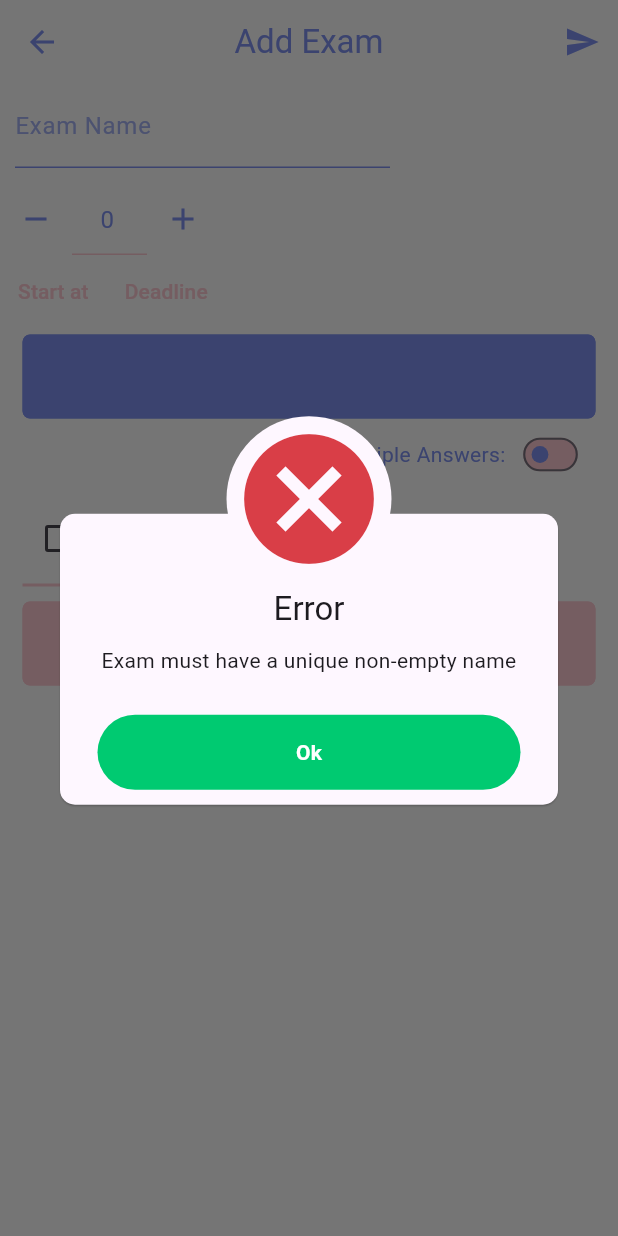
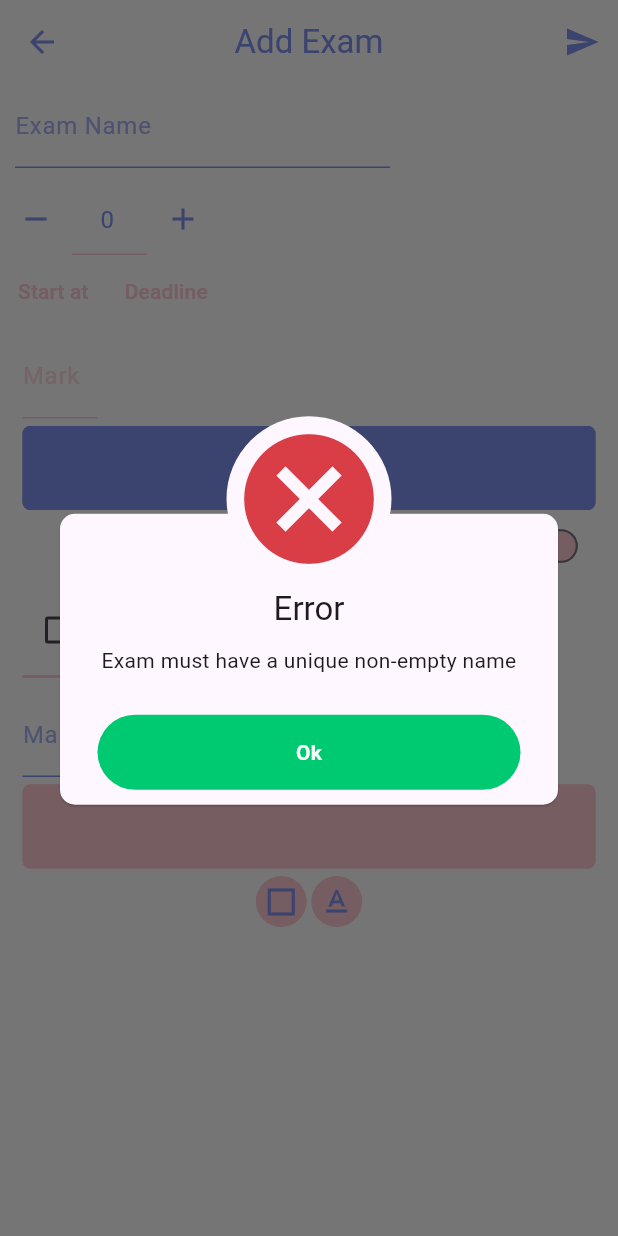
Before and after one commit to hazemxiii/e_learning, a Flutter app: the AddExamPage screen opened directly, after a tap on the "square" icon, after a tap on the "text format" icon, after a tap on the "send" icon, on a phone screen of 412 x 824 dp. Run offline on Flutter 3.47's test engine with Material 3 defaults, Android fonts, the phone set to English and light mode, and no system bars; our stand-ins replace awesome_dialog, cloud_firestore, firebase_auth, firebase_core; accounts and stored records are empty.

Commit message:
grading system updates

```diff
--- a/lib/admin/add_exam.dart
+++ b/lib/admin/add_exam.dart
@@ -1,6 +1,7 @@
 import 'package:e_learning/admin/admin_global.dart';
 import 'package:flutter/material.dart';
 import "package:e_learning/global.dart";
+import 'package:flutter/services.dart';
 import 'package:provider/provider.dart';
 import 'package:awesome_dialog/awesome_dialog.dart';
 
@@ -116,7 +117,26 @@ class _WrittenQuestionWidgetState extends State<WrittenQuestionWidget> {
   Widget build(BuildContext context) {
     return Container(
       margin: const EdgeInsets.symmetric(vertical: 5, horizontal: 15),
+      child: Column(
+        crossAxisAlignment: CrossAxisAlignment.start,
+        children: [
+          Container(
+              margin: const EdgeInsets.only(bottom: 5),
+              width: 50,
               child: TextField(
+                onChanged: (v) {
+                  Provider.of<AddExamNotifier>(context, listen: false)
+                      .updateQuestion(widget.index, "mark", int.parse(v));
+                },
+                style: TextStyle(color: Clrs.pink),
+                cursorColor: Clrs.pink,
+                inputFormatters: [FilteringTextInputFormatter.digitsOnly],
+                textAlign: TextAlign.center,
+                decoration: CustomDecoration.giveInputDecoration(
+                    BorderType.under, Clrs.blue, false,
+                    label: "Mark"),
+              )),
+          TextField(
             onChanged: (v) {
               Provider.of<AddExamNotifier>(context, listen: false)
                   .updateQuestion(widget.index, "question", v);
@@ -133,6 +153,8 @@ class _WrittenQuestionWidgetState extends State<WrittenQuestionWidget> {
                   borderRadius: BorderRadius.circular(5),
                   borderSide: BorderSide(color: Clrs.pink, width: 2)),
             ),
+          ),
+        ],
       ),
     );
   }
@@ -156,6 +178,22 @@ class _McqQuestionWidgetState extends State<McqQuestionWidget> {
       child: Column(
         crossAxisAlignment: CrossAxisAlignment.start,
         children: [
+          Container(
+              margin: const EdgeInsets.only(bottom: 5),
+              width: 50,
+              child: TextField(
+                onChanged: (v) {
+                  Provider.of<AddExamNotifier>(context, listen: false)
+                      .updateQuestion(widget.index, "mark", int.parse(v));
+                },
+                style: TextStyle(color: Clrs.blue),
+                cursorColor: Clrs.blue,
+                inputFormatters: [FilteringTextInputFormatter.digitsOnly],
+                textAlign: TextAlign.center,
+                decoration: CustomDecoration.giveInputDecoration(
+                    BorderType.under, Clrs.pink, false,
+                    label: "Mark"),
+              )),
           TextField(
             onChanged: (v) {
               Provider.of<AddExamNotifier>(context, listen: false)
--- a/lib/admin/admin_global.dart
+++ b/lib/admin/admin_global.dart
@@ -9,6 +9,7 @@ class AddExamNotifier extends ChangeNotifier {
   DateTime? startDate;
   DateTime? deadline;
   int offset = 0;
+  double totalMark = 0;
 
   void setDuration(int duration) {
     if (startDate != null && deadline != null) {
@@ -65,13 +66,11 @@ class AddExamNotifier extends ChangeNotifier {
         "type": type,
         "choices": [""],
         "correct": [],
-        "isMulti": false
+        "isMulti": false,
+        "mark": 0
       });
     } else if (type == QuestionTypes.written) {
-      questions.add({
-        "question": "",
-        "type": type,
-      });
+      questions.add({"question": "", "type": type, "mark": 0});
     }
 
     notifyListeners();
@@ -80,6 +79,9 @@ class AddExamNotifier extends ChangeNotifier {
   void updateQuestion(int index, String key, var value) {
     /// updates the question itself
     questions[index][key] = value;
+    if (key == "mark") {
+      totalMark += value;
+    }
   }
 
   void addChoice(int index) {
@@ -104,22 +106,25 @@ class AddExamNotifier extends ChangeNotifier {
     final examAnswersRef = db.collection("examsAnswers").doc(examName);
 
     // create the documents for the exam and a separate one for answers
-    batch.set(examRef,
-        {"duration": duration, "startDate": startDate, "deadline": deadline});
-    batch.set(examAnswersRef, {"answers": duration});
+    batch.set(examRef, {
+      "duration": duration,
+      "startDate": startDate,
+      "deadline": deadline,
+    });
     Map correctAnswers = {};
+    Map marks = {"totalMark": totalMark};
 
     for (int i = 0; i < questions.length; i++) {
       Map questionMap = questions[i];
       String question = questionMap['question'];
 
       final questionRef = examRef.collection("questions").doc(question);
-      // final questionAnswerRef =
-      //     examAnswersRef.collection("questions").doc(question);
 
       if (question == "") {
         return "Question ${i + 1} is missing";
       }
+
+      marks[question] = questionMap['mark'];
 
       QuestionTypes type = questionMap['type'];
       if (type == QuestionTypes.mcq) {
@@ -147,6 +152,7 @@ class AddExamNotifier extends ChangeNotifier {
         batch.set(questionRef, {"type": "written"});
       }
     }
+    batch.update(examRef, {"marks": marks});
     batch.set(examAnswersRef, {"correct": correctAnswers});
     batch.commit().then((_) {}, onError: (e) {
       return e.toString();
--- a/lib/student/student_exam_list.dart
+++ b/lib/student/student_exam_list.dart
@@ -143,7 +143,7 @@ void openExam(BuildContext context, ExamStatus examStatus, String exam,
   var userDoc = await userRef.get();
 
   if (!userDoc.exists && examStatus != ExamStatus.passed) {
-    userRef.set({"firstOpen": DateTime.now()});
+    userRef.set({"firstOpen": DateTime.now(), "answers": {}});
     if (context.mounted) {
       Navigator.of(context)
           .push(MaterialPageRoute(builder: (context) => ExamPage(name: exam)));
```
Also changed, not shown: lib/admin/admin_exam_list.dart (+9 -4 lines), lib/admin/grade_exam.dart (+16 -15 lines), lib/student/exam_preview.dart (+27 -12 lines), lib/student/static_exam.dart (deleted, +0 -92 lines). Lines whose indentation alone changed are shown as unchanged.
